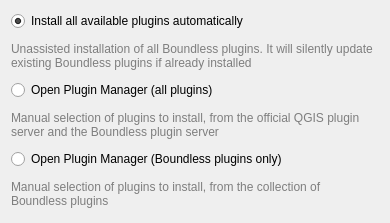
Above: boundlessconnect/ui/pluginspagebase.ui from elpaso/qgis-connect-plugin before the change. Below: the same form after it.
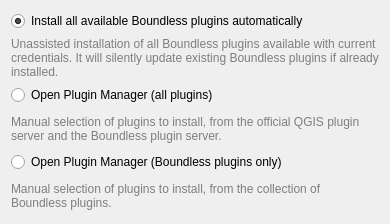
That is the form after the change.

Commit message: minor fixes to labels text

```diff
--- a/boundlessconnect/ui/pluginspagebase.ui
+++ b/boundlessconnect/ui/pluginspagebase.ui
@@ -20,39 +20,7 @@
    <string>Choose the way to install Boundless plugins</string>
   </property>
   <layout class="QGridLayout" name="gridLayout">
-   <item row="0" column="0">
-    <widget class="QRadioButton" name="rbAutoInstall">
-     <property name="text">
-      <string>Install all available plugins automatically</string>
-     </property>
-     <property name="checked">
-      <bool>true</bool>
-     </property>
-    </widget>
-   </item>
-   <item row="1" column="0">
-    <widget class="QLabel" name="label_5">
-     <property name="sizePolicy">
-      <sizepolicy hsizetype="MinimumExpanding" vsizetype="MinimumExpanding">
-       <horstretch>0</horstretch>
-       <verstretch>0</verstretch>
-      </sizepolicy>
-     </property>
-     <property name="styleSheet">
-      <string notr="true">color: rgb(126, 126, 126);</string>
-     </property>
-     <property name="text">
-      <string>Unassisted installation of all Boundless plugins. It will silently update existing Boundless plugins if already installed</string>
-     </property>
-     <property name="wordWrap">
-      <bool>true</bool>
-     </property>
-     <property name="margin">
-      <number>0</number>
-     </property>
-    </widget>
-   </item>
-   <item row="2" column="0">
+   <item row="3" column="0">
     <widget class="QRadioButton" name="rbManualInstallAll">
      <property name="text">
       <string>Open Plugin Manager (all plugins)</string>
@@ -62,29 +30,51 @@
      </property>
     </widget>
    </item>
-   <item row="3" column="0">
-    <widget class="QLabel" name="label_4">
-     <property name="sizePolicy">
-      <sizepolicy hsizetype="MinimumExpanding" vsizetype="MinimumExpanding">
-       <horstretch>0</horstretch>
-       <verstretch>0</verstretch>
-      </sizepolicy>
-     </property>
-     <property name="styleSheet">
-      <string notr="true">color: rgb(126, 126, 126);</string>
-     </property>
-     <property name="text">
-      <string>Manual selection of plugins to install, from the official QGIS plugin server and the Boundless plugin server</string>
-     </property>
-     <property name="wordWrap">
-      <bool>true</bool>
-     </property>
-     <property name="margin">
-      <number>0</number>
-     </property>
-    </widget>
-   </item>
    <item row="4" column="0">
+    <widget class="QLabel" name="label_4">
+     <property name="sizePolicy">
+      <sizepolicy hsizetype="MinimumExpanding" vsizetype="MinimumExpanding">
+       <horstretch>0</horstretch>
+       <verstretch>0</verstretch>
+      </sizepolicy>
+     </property>
+     <property name="styleSheet">
+      <string notr="true">color: rgb(126, 126, 126);</string>
+     </property>
+     <property name="text">
+      <string>Manual selection of plugins to install, from the official QGIS plugin server and the Boundless plugin server.</string>
+     </property>
+     <property name="wordWrap">
+      <bool>true</bool>
+     </property>
+     <property name="margin">
+      <number>0</number>
+     </property>
+    </widget>
+   </item>
+   <item row="6" column="0">
+    <widget class="QLabel" name="label_3">
+     <property name="sizePolicy">
+      <sizepolicy hsizetype="MinimumExpanding" vsizetype="MinimumExpanding">
+       <horstretch>0</horstretch>
+       <verstretch>0</verstretch>
+      </sizepolicy>
+     </property>
+     <property name="styleSheet">
+      <string notr="true">color: rgb(126, 126, 126);</string>
+     </property>
+     <property name="text">
+      <string>Manual selection of plugins to install, from the collection of Boundless plugins.</string>
+     </property>
+     <property name="wordWrap">
+      <bool>true</bool>
+     </property>
+     <property name="margin">
+      <number>0</number>
+     </property>
+    </widget>
+   </item>
+   <item row="5" column="0">
     <widget class="QRadioButton" name="rbManualInstallBoundless">
      <property name="text">
       <string>Open Plugin Manager (Boundless plugins only)</string>
@@ -94,8 +84,18 @@
      </property>
     </widget>
    </item>
-   <item row="5" column="0">
-    <widget class="QLabel" name="label_3">
+   <item row="0" column="0">
+    <widget class="QRadioButton" name="rbAutoInstall">
+     <property name="text">
+      <string>Install all available Boundless plugins automatically</string>
+     </property>
+     <property name="checked">
+      <bool>true</bool>
+     </property>
+    </widget>
+   </item>
+   <item row="2" column="0">
+    <widget class="QLabel" name="label_5">
      <property name="sizePolicy">
       <sizepolicy hsizetype="MinimumExpanding" vsizetype="MinimumExpanding">
        <horstretch>0</horstretch>
@@ -106,7 +106,7 @@
       <string notr="true">color: rgb(126, 126, 126);</string>
      </property>
      <property name="text">
-      <string>Manual selection of plugins to install, from the collection of Boundless plugins</string>
+      <string>Unassisted installation of all Boundless plugins available with current credentials. It will silently update existing Boundless plugins if already installed.</string>
      </property>
      <property name="wordWrap">
       <bool>true</bool>
```
